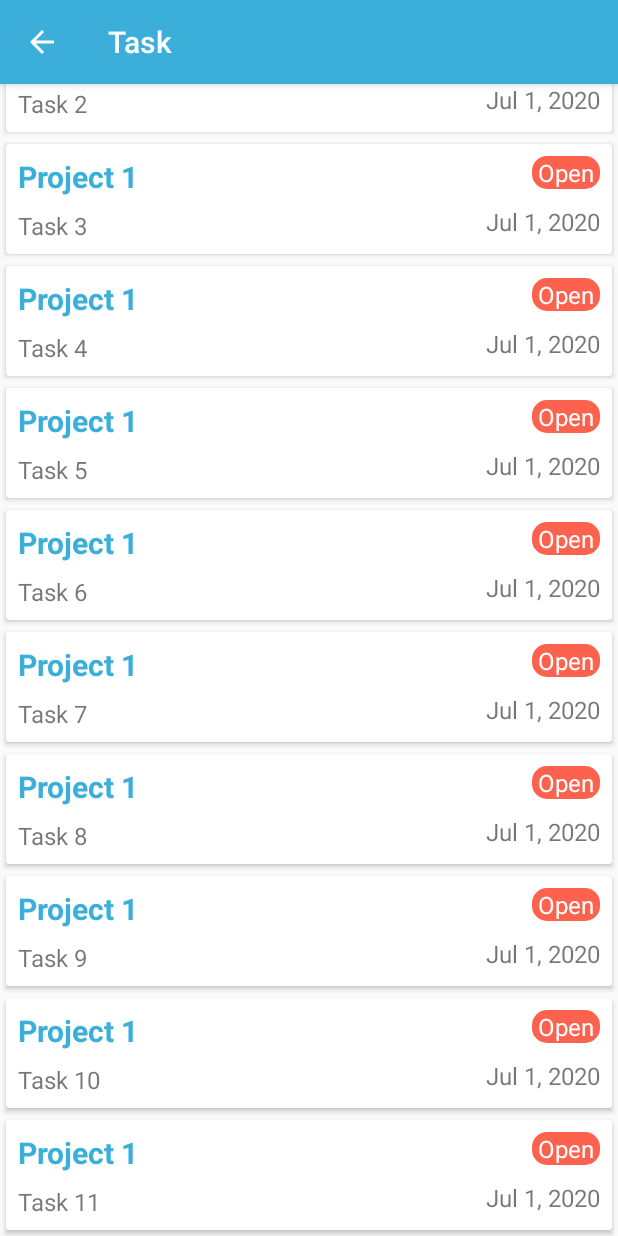
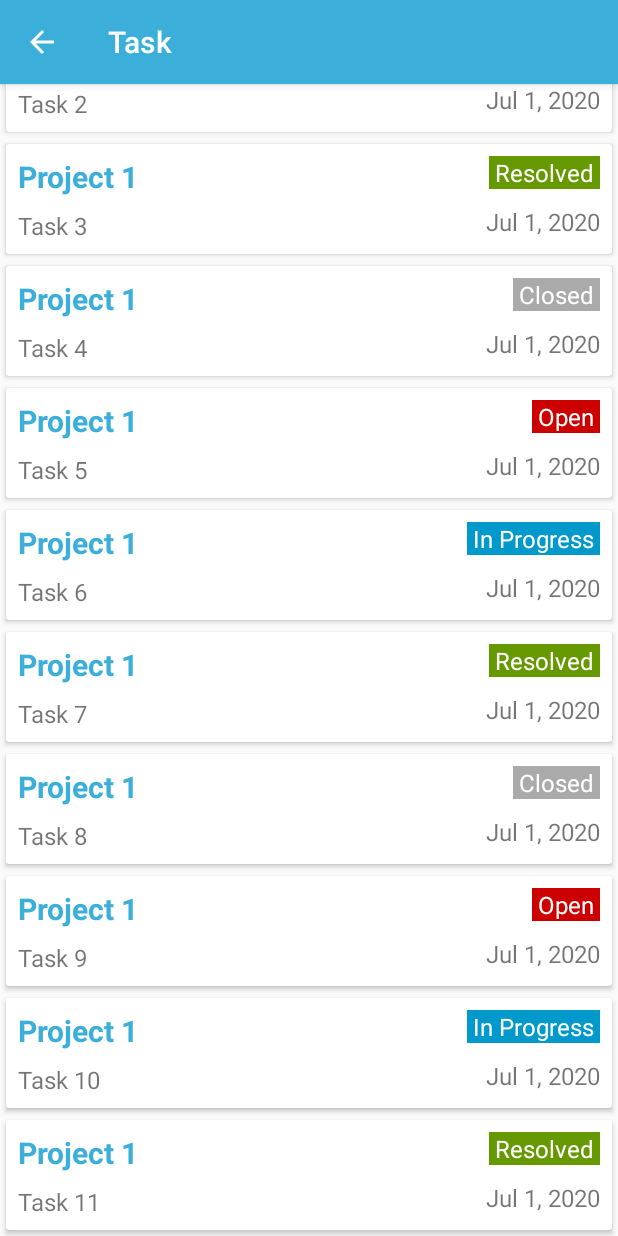
Before and after one commit to mknishad/suffix-field-force-android, an Android app: the TaskListActivity screen opened directly, with no data from a screen before it, scrolled down 126 dp, on a phone screen of 412 x 824 dp. Run offline under Robolectric (Android 15) with nearby library versions, the phone set to English and light mode, and no system bars; our stand-ins replace data binding.

Commit message:
change task status background color according to status

```diff
--- a/app/src/main/java/com/suffix/fieldforce/activity/TaskListActivity.kt
+++ b/app/src/main/java/com/suffix/fieldforce/activity/TaskListActivity.kt
@@ -64,16 +64,16 @@ class TaskListActivity : AppCompatActivity() {
 
         val taskList = listOf(
             Task(";alskf;ls", "Task 1", "Open", "Jul 1, 2020", "Project 1"),
-            Task(";alskf;ls", "Task 2", "Open", "Jul 1, 2020", "Project 1"),
-            Task(";alskf;ls", "Task 3", "Open", "Jul 1, 2020", "Project 1"),
-            Task(";alskf;ls", "Task 4", "Open", "Jul 1, 2020", "Project 1"),
+            Task(";alskf;ls", "Task 2", "In Progress", "Jul 1, 2020", "Project 1"),
+            Task(";alskf;ls", "Task 3", "Resolved", "Jul 1, 2020", "Project 1"),
+            Task(";alskf;ls", "Task 4", "Closed", "Jul 1, 2020", "Project 1"),
             Task(";alskf;ls", "Task 5", "Open", "Jul 1, 2020", "Project 1"),
-            Task(";alskf;ls", "Task 6", "Open", "Jul 1, 2020", "Project 1"),
-            Task(";alskf;ls", "Task 7", "Open", "Jul 1, 2020", "Project 1"),
-            Task(";alskf;ls", "Task 8", "Open", "Jul 1, 2020", "Project 1"),
+            Task(";alskf;ls", "Task 6", "In Progress", "Jul 1, 2020", "Project 1"),
+            Task(";alskf;ls", "Task 7", "Resolved", "Jul 1, 2020", "Project 1"),
+            Task(";alskf;ls", "Task 8", "Closed", "Jul 1, 2020", "Project 1"),
             Task(";alskf;ls", "Task 9", "Open", "Jul 1, 2020", "Project 1"),
-            Task(";alskf;ls", "Task 10", "Open", "Jul 1, 2020", "Project 1"),
-            Task(";alskf;ls", "Task 11", "Open", "Jul 1, 2020", "Project 1"))
+            Task(";alskf;ls", "Task 10", "In Progress", "Jul 1, 2020", "Project 1"),
+            Task(";alskf;ls", "Task 11", "Resolved", "Jul 1, 2020", "Project 1"))
 
         adapter.callSubmitList(taskList)
     }
--- a/app/src/main/java/com/suffix/fieldforce/adapter/RiderListAdapter.kt
+++ b/app/src/main/java/com/suffix/fieldforce/adapter/RiderListAdapter.kt
@@ -13,7 +13,7 @@ import kotlinx.coroutines.Dispatchers
 import kotlinx.coroutines.launch
 import kotlinx.coroutines.withContext
 
-class TaskAdapter(val clickListener: TaskListener) :
+class TaskAdapter(private val clickListener: TaskListener) :
     ListAdapter<Task, RecyclerView.ViewHolder>(TaskDiffCallback()) {
 
     override fun onBindViewHolder(holder: RecyclerView.ViewHolder, position: Int) {
@@ -29,10 +29,6 @@ class TaskAdapter(val clickListener: TaskListener) :
         return ViewHolder.from(parent)
     }
 
-    override fun getItemCount(): Int {
-        return super.getItemCount()
-    }
-
     fun callSubmitList(list: List<Task>?) {
         val adapterScope = CoroutineScope(Dispatchers.Default)
         adapterScope.launch {
@@ -43,7 +39,7 @@ class TaskAdapter(val clickListener: TaskListener) :
     }
 }
 
-class ViewHolder private constructor(val binding: ListItemTaskBinding) : RecyclerView.ViewHolder(binding.root) {
+class ViewHolder private constructor(private val binding: ListItemTaskBinding) : RecyclerView.ViewHolder(binding.root) {
     fun bind(item: Task, clickListener: TaskListener) {
         binding.task = item
         binding.clickListener = clickListener
--- /dev/null
+++ b/app/src/main/java/com/suffix/fieldforce/util/BindingUtils.kt
@@ -0,0 +1,26 @@
+package com.suffix.fieldforce.util
+
+import android.widget.TextView
+import androidx.databinding.BindingAdapter
+import com.suffix.fieldforce.model.Task
+import kotlinx.android.synthetic.main.list_item_task.view.*
+
+@BindingAdapter("backgroundTint")
+fun TextView.setBackgroundTint(task: Task) {
+    task.let { task ->
+        when (task.status) {
+            "Open" -> statusTextView.setBackgroundColor(
+                resources.getColor(android.R.color.holo_red_dark)
+            )
+            "In Progress" -> statusTextView.setBackgroundColor(
+                resources.getColor(android.R.color.holo_blue_dark)
+            )
+            "Resolved" -> statusTextView.setBackgroundColor(
+                resources.getColor(android.R.color.holo_green_dark)
+            )
+            "Closed" -> statusTextView.setBackgroundColor(
+                resources.getColor(android.R.color.darker_gray)
+            )
+        }
+    }
+}
--- a/app/src/main/res/layout/list_item_task.xml
+++ b/app/src/main/res/layout/list_item_task.xml
@@ -50,6 +50,7 @@
                 android:paddingEnd="4dp"
                 android:textColor="@color/colorWhite"
                 android:background="@drawable/bg_status"
+                app:backgroundTint="@{task}"
                 app:layout_constraintEnd_toEndOf="parent"
                 app:layout_constraintTop_toTopOf="parent"
                 tools:text="Open" />
```
